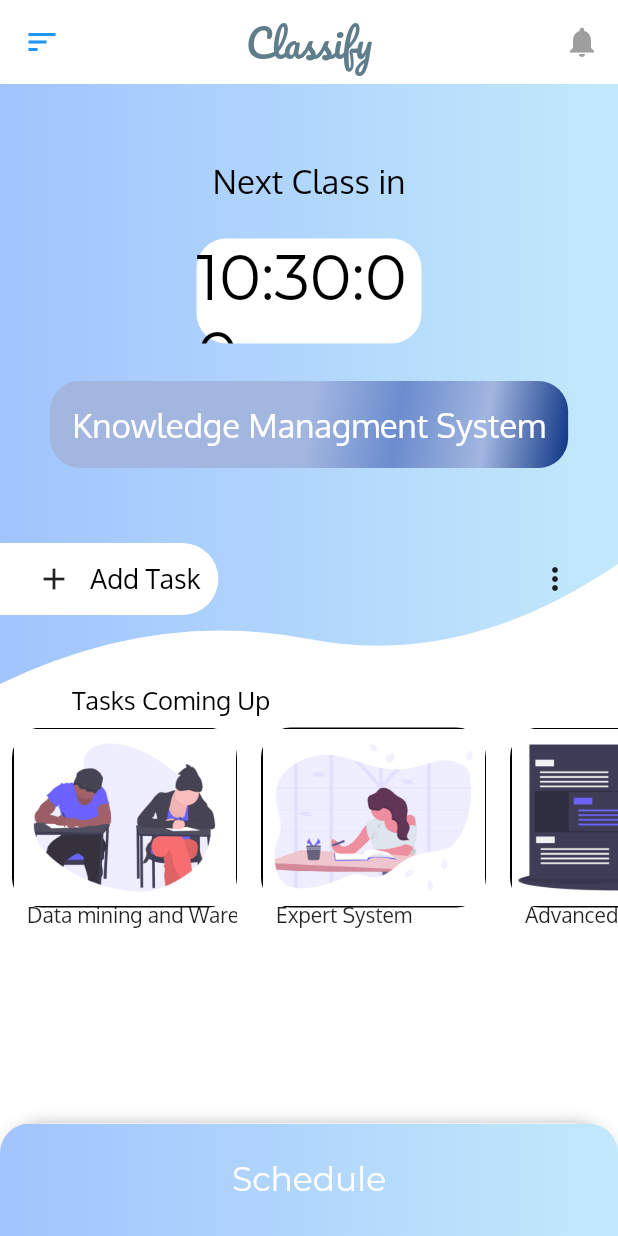
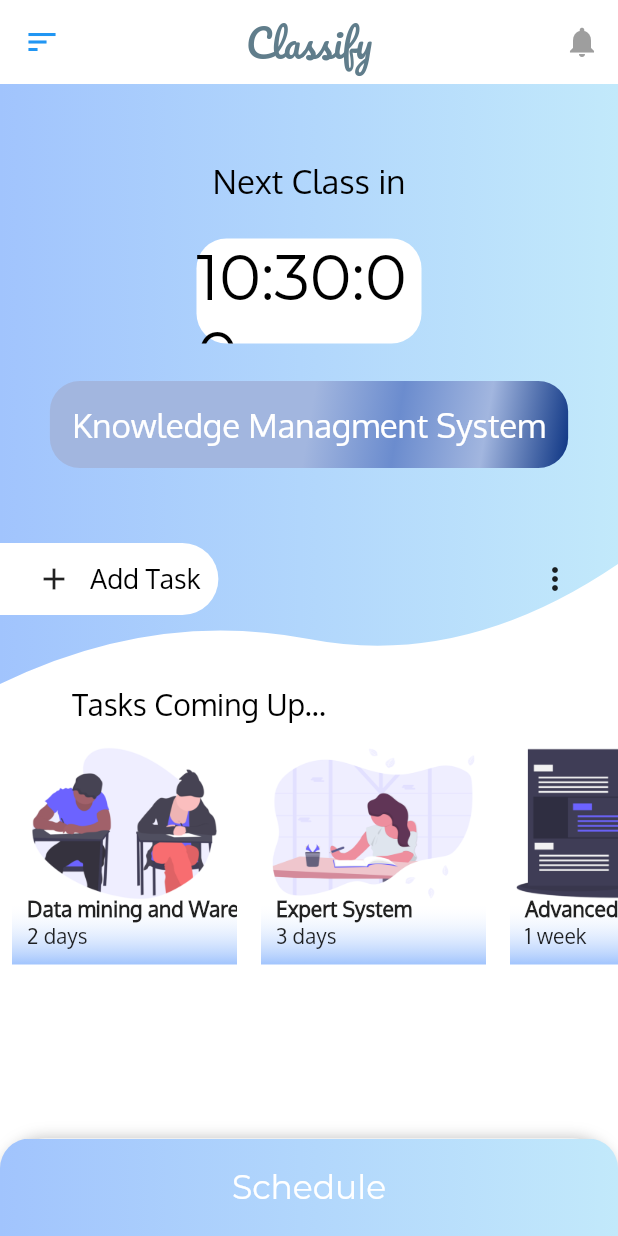
Before and after one commit to Eimen2018/Scheduler, a Flutter app: the screen it shows after launch, on a phone screen of 412 x 824 dp. Run offline on Flutter 3.47's test engine with Material 2 defaults, Android fonts, the phone set to English and light mode, and no system bars; drawn by our look-alikes of sliding_up_panel; project files that could hold a hidden picture were left out.

```diff
--- a/lib/main.dart
+++ b/lib/main.dart
@@ -23,10 +23,6 @@ class MyApp extends StatelessWidget {
 }
 
 class MyHomePage extends StatelessWidget {
-  _currentTime() {
-    return "${DateTime.now().hour} : 0${DateTime.now().minute}";
-  }
-
   @override
   Widget build(BuildContext context) {
     DateTime now = DateTime.now();
@@ -39,6 +35,7 @@ class MyHomePage extends StatelessWidget {
     return Scaffold(
       key: _scaffoldkey,
       drawer: AppDrawer(),
+      endDrawer: AppEndDrawer(),
       backgroundColor: Colors.white,
       appBar: AppBar(
         backgroundColor: Colors.transparent,
@@ -61,12 +58,14 @@ class MyHomePage extends StatelessWidget {
               Icons.notifications,
               color: Colors.grey,
             ),
-            onPressed: () {},
+            onPressed: () {
+              _scaffoldkey.currentState.openEndDrawer();
+            },
           )
         ],
       ),
       body: SlidingUpPanel(
-        minHeight: 75.0,
+        minHeight: 65.0,
         collapsed: _collapsed(),
         backdropEnabled: true,
         panel: _floatingPanel(),
@@ -201,11 +200,11 @@ class MyHomePage extends StatelessWidget {
                 Padding(
                   padding: const EdgeInsets.symmetric(horizontal: 48.0),
                   child: Text(
-                    'Tasks Coming Up',
+                    'Tasks Coming Up...',
                     style: TextStyle(
                         color: Colors.black,
                         fontFamily: 'Oxygen',
-                        fontSize: 17.0),
+                        fontSize: 20.0),
                   ),
                 ),
               ],
@@ -251,19 +250,36 @@ class Tasks extends StatelessWidget {
               fit: BoxFit.cover,
             ),
             decoration: BoxDecoration(
-                color: Colors.black,
-                border: Border.all(width: 1.0),
-                borderRadius: BorderRadius.all(Radius.circular(20.0))),
+              // color: Colors.black,
+              // border: Border.all(width: 0.0),
+              // borderRadius: BorderRadius.all(
+              //   Radius.circular(20.0),
+            ),
+          ),
+          Positioned(
+            left: 0.0,
+            bottom: 0.0,
+            width: 150.0,
+            height: 40.0,
+            child: Container(
+              decoration: BoxDecoration(
+                  gradient: LinearGradient(
+                begin: Alignment.bottomCenter,
+                end: Alignment.topCenter,
+                colors: [Color.fromRGBO(161, 196, 253, 1), Colors.white12.withOpacity(0.1)],
+              )),
+            ),
           ),
           Positioned(
             left: 10.0,
-            bottom: 20.0,
+            bottom: 10.0,
             child: Row(
               children: <Widget>[
                 Column(
                   crossAxisAlignment: CrossAxisAlignment.start,
                   children: <Widget>[
-                    Text(taskname, style: TextStyle(fontFamily: 'Oxygen'))
+                    Text(taskname, style: TextStyle(fontFamily: 'Oxygen',fontWeight: FontWeight.bold)),
+                    Text(tasktime, style: TextStyle(fontFamily: 'Oxygen'))
                   ],
                 )
               ],
@@ -321,6 +337,32 @@ class _AppDrawerState extends State<AppDrawer> {
     );
   }
 }
+class AppEndDrawer extends StatefulWidget {
+  @override
+  _AppEndDrawerState createState() => _AppEndDrawerState();
+}
+
+class _AppEndDrawerState extends State<AppEndDrawer> {
+  @override
+  Widget build(BuildContext context) {
+    return Drawer(
+      child: ListView(
+        children: <Widget>[
+          ListTile(
+            title: Text('E-Commerce',style: TextStyle(
+                color: Colors.black, fontFamily: 'Oxygen', fontSize: 22.0),),
+            subtitle: Text('Requested A make up on thursday'),
+          ),
+          ListTile(
+            title: Text('Knowledge Management System',style: TextStyle(
+                color: Colors.black, fontFamily: 'Oxygen', fontSize: 22.0),),
+            subtitle: Text('Released test 1 Results'),
+          )
+        ],
+      ),
+    );
+  }
+}
 
 Widget _collapsed() {
   return Container(
```
